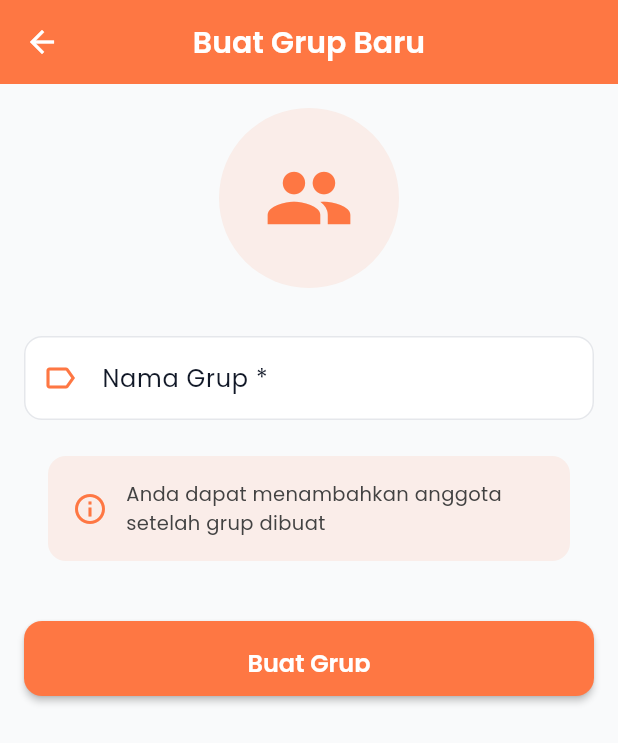
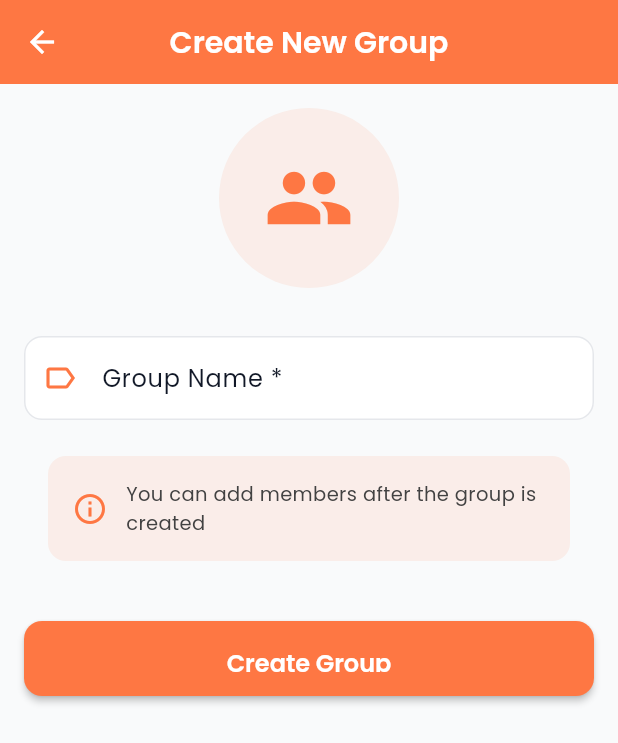
Before and after one commit to Ikrar06/MyFriends-app, a Flutter app: the AddGroupScreen screen opened by its route, on a phone screen of 412 x 824 dp. Shown: the top 743 px of the screen. Run offline on Flutter 3.47's test engine with Material 3 defaults, Android fonts, the phone set to English and light mode, and no system bars; our stand-ins replace cached_network_image, cloud_firestore, csv, firebase_auth, firebase_core, firebase_messaging and 6 more; accounts and stored records are empty.

Commit message:
fix many problem

```diff
--- a/lib/screens/group/add_group_screen.dart
+++ b/lib/screens/group/add_group_screen.dart
@@ -16,12 +16,12 @@ class AddGroupScreen extends StatefulWidget {
 
 class _AddGroupScreenState extends State<AddGroupScreen> {
   final _formKey = GlobalKey<FormState>();
-  final _namaController = TextEditingController();
+  final _nameController = TextEditingController();
   bool _isLoading = false;
 
   @override
   void dispose() {
-    _namaController.dispose();
+    _nameController.dispose();
     super.dispose();
   }
 
@@ -38,7 +38,7 @@ class _AddGroupScreenState extends State<AddGroupScreen> {
       final groupProvider = Provider.of<GroupProvider>(context, listen: false);
 
       final group = Group(
-        nama: _namaController.text.trim(),
+        nama: _nameController.text.trim(),
         colorHex: '#FE7743', // Default orange color
         contactIds: [], // Empty initially
         userId: '', // Will be set by service
@@ -53,7 +53,7 @@ class _AddGroupScreenState extends State<AddGroupScreen> {
       // Show success message
       ScaffoldMessenger.of(context).showSnackBar(
         const SnackBar(
-          content: Text('Grup berhasil dibuat'),
+          content: Text('Group created successfully'),
           backgroundColor: Colors.green,
         ),
       );
@@ -70,7 +70,7 @@ class _AddGroupScreenState extends State<AddGroupScreen> {
       // Show error message
       ScaffoldMessenger.of(context).showSnackBar(
         SnackBar(
-          content: Text('Gagal membuat grup: $e'),
+          content: Text('Failed to create group: $e'),
           backgroundColor: Colors.red,
         ),
       );
@@ -83,7 +83,7 @@ class _AddGroupScreenState extends State<AddGroupScreen> {
       appBar: AppBar(
         backgroundColor: const Color(0xFFFE7743),
         title: const Text(
-          'Buat Grup Baru',
+          'Create New Group',
           style: TextStyle(
             fontFamily: 'Poppins',
             fontWeight: FontWeight.w600,
@@ -115,13 +115,13 @@ class _AddGroupScreenState extends State<AddGroupScreen> {
             ),
             const SizedBox(height: 32),
 
-            // Nama Grup Field
+            // Group Name Field
             TextFormField(
-              controller: _namaController,
+              controller: _nameController,
               decoration: InputDecoration(
-                labelText: 'Nama Grup *',
+                labelText: 'Group Name *',
                 labelStyle: const TextStyle(fontFamily: 'Poppins'),
-                hintText: 'Masukkan nama grup',
+                hintText: 'Enter group name',
                 prefixIcon: const Icon(Icons.label_outline, color: Color(0xFFFE7743)),
                 border: OutlineInputBorder(
                   borderRadius: BorderRadius.circular(12),
@@ -133,10 +133,10 @@ class _AddGroupScreenState extends State<AddGroupScreen> {
               ),
               validator: (value) {
                 if (value == null || value.trim().isEmpty) {
-                  return 'Nama grup tidak boleh kosong';
+                  return 'Group name cannot be empty';
                 }
                 if (value.trim().length > 50) {
-                  return 'Nama grup maksimal 50 karakter';
+                  return 'Group name maximum 50 characters';
                 }
                 return null;
               },
@@ -162,7 +162,7 @@ class _AddGroupScreenState extends State<AddGroupScreen> {
                     const SizedBox(width: 12),
                     Expanded(
                       child: Text(
-                        'Anda dapat menambahkan anggota setelah grup dibuat',
+                        'You can add members after the group is created',
                         style: TextStyle(
                           fontFamily: 'Poppins',
                           fontSize: 13,
@@ -198,7 +198,7 @@ class _AddGroupScreenState extends State<AddGroupScreen> {
                         ),
                       )
                     : const Text(
-                        'Buat Grup',
+                        'Create Group',
                         style: TextStyle(
                           fontFamily: 'Poppins',
                           fontSize: 16,
--- a/lib/screens/group/edit_group_screen.dart
+++ b/lib/screens/group/edit_group_screen.dart
@@ -21,18 +21,18 @@ class EditGroupScreen extends StatefulWidget {
 
 class _EditGroupScreenState extends State<EditGroupScreen> {
   final _formKey = GlobalKey<FormState>();
-  late TextEditingController _namaController;
+  late TextEditingController _nameController;
   bool _isLoading = false;
 
   @override
   void initState() {
     super.initState();
-    _namaController = TextEditingController(text: widget.group.nama);
+    _nameController = TextEditingController(text: widget.group.nama);
   }
 
   @override
   void dispose() {
-    _namaController.dispose();
+    _nameController.dispose();
     super.dispose();
   }
 
@@ -49,7 +49,7 @@ class _EditGroupScreenState extends State<EditGroupScreen> {
       final groupProvider = Provider.of<GroupProvider>(context, listen: false);
 
       final updatedGroup = widget.group.copyWith(
-        nama: _namaController.text.trim(),
+        nama: _nameController.text.trim(),
         updatedAt: DateTime.now(),
       );
 
@@ -60,7 +60,7 @@ class _EditGroupScreenState extends State<EditGroupScreen> {
       // Show success message
       ScaffoldMessenger.of(context).showSnackBar(
         const SnackBar(
-          content: Text('Grup berhasil diperbarui'),
+          content: Text('Group updated successfully'),
           backgroundColor: Colors.green,
         ),
       );
@@ -77,7 +77,7 @@ class _EditGroupScreenState extends State<EditGroupScreen> {
       // Show error message
       ScaffoldMessenger.of(context).showSnackBar(
         SnackBar(
-          content: Text('Gagal memperbarui grup: $e'),
+          content: Text('Failed to update group: $e'),
           backgroundColor: Colors.red,
         ),
       );
@@ -90,18 +90,18 @@ class _EditGroupScreenState extends State<EditGroupScreen> {
       builder: (BuildContext context) {
         return AlertDialog(
           title: const Text(
-            'Hapus Grup',
+            'Delete Group',
             style: TextStyle(fontFamily: 'Poppins'),
           ),
           content: Text(
-            'Apakah Anda yakin ingin menghapus grup "${widget.group.nama}"?',
+            'Are you sure you want to delete the group "${widget.group.nama}"?',
             style: const TextStyle(fontFamily: 'Poppins'),
           ),
           actions: [
             TextButton(
               onPressed: () => Navigator.pop(context),
               child: const Text(
-                'Batal',
+                'Cancel',
                 style: TextStyle(fontFamily: 'Poppins', color: Colors.grey),
               ),
             ),
@@ -111,7 +111,7 @@ class _EditGroupScreenState extends State<EditGroupScreen> {
                 _deleteGroup();
               },
               child: const Text(
-                'Hapus',
+                'Delete',
                 style: TextStyle(fontFamily: 'Poppins', color: Colors.red),
               ),
             ),
@@ -135,7 +135,7 @@ class _EditGroupScreenState extends State<EditGroupScreen> {
       // Show success message
       ScaffoldMessenger.of(context).showSnackBar(
         const SnackBar(
-          content: Text('Grup berhasil dihapus'),
+          content: Text('Group deleted successfully'),
           backgroundColor: Colors.green,
         ),
       );
@@ -153,7 +153,7 @@ class _EditGroupScreenState extends State<EditGroupScreen> {
       // Show error message
       ScaffoldMessenger.of(context).showSnackBar(
         SnackBar(
-          content: Text('Gagal menghapus grup: $e'),
+          content: Text('Failed to delete group: $e'),
           backgroundColor: Colors.red,
         ),
       );
@@ -166,7 +166,7 @@ class _EditGroupScreenState extends State<EditGroupScreen> {
       appBar: AppBar(
         backgroundColor: const Color(0xFFFE7743),
         title: const Text(
-          'Edit Grup',
+          'Edit Group',
           style: TextStyle(
             fontFamily: 'Poppins',
             fontWeight: FontWeight.w600,
@@ -204,13 +204,13 @@ class _EditGroupScreenState extends State<EditGroupScreen> {
             ),
             const SizedBox(height: 32),
 
-            // Nama Grup Field
+            // Group Name Field
             TextFormField(
-              controller: _namaController,
+              controller: _nameController,
               decoration: InputDecoration(
-                labelText: 'Nama Grup *',
+                labelText: 'Group Name *',
                 labelStyle: const TextStyle(fontFamily: 'Poppins'),
-                hintText: 'Masukkan nama grup',
+                hintText: 'Enter group name',
                 prefixIcon: const Icon(Icons.label_outline, color: Color(0xFFFE7743)),
                 border: OutlineInputBorder(
                   borderRadius: BorderRadius.circular(12),
@@ -222,10 +222,10 @@ class _EditGroupScreenState extends State<EditGroupScreen> {
               ),
               validator: (value) {
                 if (value == null || value.trim().isEmpty) {
-                  return 'Nama grup tidak boleh kosong';
+                  return 'Group name cannot be empty';
                 }
                 if (value.trim().length > 50) {
-                  return 'Nama grup maksimal 50 karakter';
+                  return 'Group name maximum 50 characters';
                 }
                 return null;
               },
@@ -254,7 +254,7 @@ class _EditGroupScreenState extends State<EditGroupScreen> {
                         ),
                         const SizedBox(width: 8),
                         Text(
-                          'Informasi Grup',
+                          'Group Information',
                           style: TextStyle(
                             fontFamily: 'Poppins',
                             fontWeight: FontWeight.w600,
@@ -264,8 +264,8 @@ class _EditGroupScreenState extends State<EditGroupScreen> {
                       ],
                     ),
                     const SizedBox(height: 12),
-                    _buildInfoRow('Anggota', '${widget.group.contactIds.length} kontak'),
-                    _buildInfoRow('Dibuat', _formatDate(widget.group.createdAt)),
+                    _buildInfoRow('Members', '${widget.group.contactIds.length} contacts'),
+                    _buildInfoRow('Created', _formatDate(widget.group.createdAt)),
                   ],
                 ),
               ),
@@ -294,7 +294,7 @@ class _EditGroupScreenState extends State<EditGroupScreen> {
                         ),
                       )
                     : const Text(
-                        'Simpan Perubahan',
+                        'Save Changes',
                         style: TextStyle(
                           fontFamily: 'Poppins',
                           fontSize: 16,
@@ -339,8 +339,8 @@ class _EditGroupScreenState extends State<EditGroupScreen> {
 
   String _formatDate(DateTime date) {
     final months = [
-      'Jan', 'Feb', 'Mar', 'Apr', 'Mei', 'Jun',
-      'Jul', 'Agu', 'Sep', 'Okt', 'Nov', 'Des'
+      'Jan', 'Feb', 'Mar', 'Apr', 'May', 'Jun',
+      'Jul', 'Aug', 'Sep', 'Oct', 'Nov', 'Dec'
     ];
     return '${date.day} ${months[date.month - 1]} ${date.year}';
   }
--- a/lib/screens/group/group_detail_screen.dart
+++ b/lib/screens/group/group_detail_screen.dart
@@ -66,25 +66,25 @@ class _GroupDetailScreenState extends State<GroupDetailScreen> {
       context: context,
       builder: (context) => AlertDialog(
         title: const Text(
-          'Hapus Anggota',
+          'Remove Member',
           style: TextStyle(fontFamily: 'Poppins'),
         ),
         content: Text(
-          'Hapus ${contact.nama} dari grup ini?',
+          'Remove ${contact.nama} from this group?',
           style: const TextStyle(fontFamily: 'Poppins'),
         ),
         actions: [
           TextButton(
             onPressed: () => Navigator.pop(context, false),
             child: const Text(
-              'Batal',
+              'Cancel',
               style: TextStyle(fontFamily: 'Poppins', color: Colors.grey),
             ),
           ),
           TextButton(
             onPressed: () => Navigator.pop(context, true),
             child: const Text(
-              'Hapus',
+              'Remove',
               style: TextStyle(fontFamily: 'Poppins', color: Colors.red),
             ),
           ),
@@ -100,7 +100,7 @@ class _GroupDetailScreenState extends State<GroupDetailScreen> {
 
         ScaffoldMessenger.of(context).showSnackBar(
           const SnackBar(
-            content: Text('Anggota berhasil dihapus'),
+            content: Text('Member removed successfully'),
             backgroundColor: Colors.green,
           ),
         );
@@ -109,7 +109,7 @@ class _GroupDetailScreenState extends State<GroupDetailScreen> {
 
         ScaffoldMessenger.of(context).showSnackBar(
           SnackBar(
-            content: Text('Gagal menghapus anggota: $e'),
+            content: Text('Failed to remove member: $e'),
             backgroundColor: Colors.red,
           ),
         );
@@ -225,7 +225,7 @@ class _GroupDetailScreenState extends State<GroupDetailScreen> {
                               ),
                               const SizedBox(width: 8),
                               Text(
-                                'Anggota (${contacts.length})',
+                                'Members (${contacts.length})',
                                 style: const TextStyle(
                                   fontFamily: 'Poppins',
                                   fontSize: 18,
@@ -242,7 +242,7 @@ class _GroupDetailScreenState extends State<GroupDetailScreen> {
                               color: Color(0xFFFE7743),
                             ),
                             label: const Text(
-                              'Tambah',
+                              'Add',
                               style: TextStyle(
                                 fontFamily: 'Poppins',
                                 color: Color(0xFFFE7743),
@@ -266,7 +266,7 @@ class _GroupDetailScreenState extends State<GroupDetailScreen> {
                               ),
                               const SizedBox(height: 16),
                               const Text(
-                                'Belum ada anggota',
+                                'No members yet',
                                 style: TextStyle(
                                   fontFamily: 'Poppins',
                                   color: Colors.grey,
@@ -352,7 +352,7 @@ class _GroupDetailScreenState extends State<GroupDetailScreen> {
                                     color: Colors.red,
                                   ),
                                   onPressed: () => _removeContact(contact),
-                                  tooltip: 'Hapus dari grup',
+                                  tooltip: 'Remove from group',
                                 ),
                                 onTap: () => _navigateToContactDetail(contact),
                               ),
@@ -400,7 +400,7 @@ class _AddContactBottomSheetState extends State<_AddContactBottomSheet> {
 
       ScaffoldMessenger.of(context).showSnackBar(
         SnackBar(
-          content: Text('${contact.nama} ditambahkan ke grup'),
+          content: Text('${contact.nama} added to group'),
           backgroundColor: Colors.green,
         ),
       );
@@ -411,7 +411,7 @@ class _AddContactBottomSheetState extends State<_AddContactBottomSheet> {
 
       ScaffoldMessenger.of(context).showSnackBar(
         SnackBar(
-          content: Text('Gagal menambahkan: $e'),
+          content: Text('Failed to add: $e'),
           backgroundColor: Colors.red,
         ),
       );
@@ -446,7 +446,7 @@ class _AddContactBottomSheetState extends State<_AddContactBottomSheet> {
               mainAxisAlignment: MainAxisAlignment.spaceBetween,
               children: [
                 const Text(
-                  'Tambah Anggota',
+                  'Add Member',
                   style: TextStyle(
                     fontFamily: 'Poppins',
                     fontSize: 18,
@@ -467,7 +467,7 @@ class _AddContactBottomSheetState extends State<_AddContactBottomSheet> {
             child: TextField(
               controller: _searchController,
               decoration: InputDecoration(
-                hintText: 'Cari kontak...',
+                hintText: 'Search contacts...',
                 hintStyle: const TextStyle(fontFamily: 'Poppins'),
                 prefixIcon: const Icon(Icons.search, color: Color(0xFFFE7743)),
                 border: OutlineInputBorder(
@@ -515,8 +515,8 @@ class _AddContactBottomSheetState extends State<_AddContactBottomSheet> {
                         const SizedBox(height: 16),
                         Text(
                           _searchQuery.isEmpty
-                              ? 'Semua kontak sudah ada di grup'
-                              : 'Kontak tidak ditemukan',
+                              ? 'All contacts are already in the group'
+                              : 'Contact not found',
                           style: const TextStyle(
                             fontFamily: 'Poppins',
                             color: Colors.grey,
--- a/lib/screens/onboarding/onboarding_screen.dart
+++ b/lib/screens/onboarding/onboarding_screen.dart
@@ -340,7 +340,7 @@ class _OnboardingScreenState extends State<OnboardingScreen> {
               crossAxisAlignment: CrossAxisAlignment.start,
               children: [
                 const Text(
-                  'Set Your SOS Contacts',
+                  'Set Your SOS\nContacts',
                   style: TextStyle(
                     fontSize: 44,
                     fontWeight: FontWeight.bold,
--- a/lib/screens/sos/sos_list_screen.dart
+++ b/lib/screens/sos/sos_list_screen.dart
@@ -113,7 +113,7 @@ class SOSListScreen extends StatelessWidget {
           ),
           const SizedBox(height: 24),
           Text(
-            'Tidak Ada Pesan SOS',
+            'No SOS Messages',
             style: TextStyle(
               fontFamily: 'Poppins',
               fontSize: 20,
@@ -123,7 +123,7 @@ class SOSListScreen extends StatelessWidget {
           ),
           const SizedBox(height: 8),
           Text(
-            'Anda akan melihat pesan SOS dari\nkontak darurat Anda di sini',
+            'You will see SOS messages from\nyour emergency contacts here',
             textAlign: TextAlign.center,
             style: TextStyle(
               fontFamily: 'Poppins',
@@ -137,7 +137,7 @@ class SOSListScreen extends StatelessWidget {
   }
 
   Widget _buildSOSCard(BuildContext context, SOSMessage sosMessage) {
-    final dateFormat = DateFormat('dd MMM yyyy, HH:mm', 'id_ID');
+    final dateFormat = DateFormat('dd MMM yyyy, HH:mm', 'en_US');
     final isActive = sosMessage.isActive;
 
     return GestureDetector(
--- a/lib/services/export_service.dart
+++ b/lib/services/export_service.dart
@@ -1,44 +1,44 @@
 import 'dart:io';
-import 'package:flutter/foundation.dart'; // Untuk kDebugMode
+import 'package:flutter/foundation.dart'; // For kDebugMode
 import 'package:csv/csv.dart';
 import 'package:path_provider/path_provider.dart';
 import 'package:share_plus/share_plus.dart' as share_plus;
 import 'package:myfriends_app/models/contact_model.dart';
 
 class ExportService {
-  /// Mengekspor daftar kontak ke file CSV.
-  /// Mengembalikan path file yang dibuat.
+  /// Export contact list to CSV file.
+  /// Returns the path of the created file.
   Future<String> exportContactsToCSV(List<Contact> contacts) async {
     try {
-      // 1. Membuat data CSV
-      // Menambahkan header
+      // 1. Create CSV data
+      // Add header
       List<List<dynamic>> rows = [
-        ["Nama", "Nomor", "Email", "Favorit"] // Header
+        ["Name", "Phone", "Email", "Favorite"] // Header
       ];
 
-      // Menambahkan data kontak
+      // Add contact data
       for (var contact in contacts) {
         rows.add([
           contact.nama,
           contact.nomor,
           contact.email,
-          contact.isEmergency ? "Ya" : "Tidak" // Format boolean
+          contact.isEmergency ? "Yes" : "No" // Format boolean
         ]);
       }
 
-      // 2. Mengonversi data list menjadi string CSV
+      // 2. Convert data list to CSV string
       String csvString = const ListToCsvConverter().convert(rows);
 
-      // 3. Mendapatkan direktori untuk menyimpan file
+      // 3. Get directory to save file
       final directory = await getApplicationDocumentsDirectory();
       final path = directory.path;
 
-      // 4. Membuat nama file unik
+      // 4. Create unique filename
       final timestamp = DateTime.now().toIso8601String().replaceAll(':', '-');
       final fileName = 'contacts_export_$timestamp.csv';
       final filePath = '$path/$fileName';
 
-      // 5. Menulis string CSV ke file
+      // 5. Write CSV string to file
       final file = File(filePath);
       await file.writeAsString(csvString);
 
@@ -46,30 +46,30 @@ class ExportService {
         print('✅ CSV file created at: $filePath');
       }
 
-      // 6. Mengembalikan path file
+      // 6. Return file path
       return filePath;
     } catch (e) {
       if (kDebugMode) {
         print('❌ Error exporting to CSV: $e');
       }
-      throw Exception('Gagal mengekspor data: $e');
+      throw Exception('Failed to export data: $e');
     }
   }
 
-  /// Membagikan file CSV menggunakan share dialog sistem
+  /// Share CSV file using system share dialog
   Future<void> shareCSVFile(String filePath) async {
     try {
-      // 1. Cek apakah file ada
+      // 1. Check if file exists
       final file = File(filePath);
       if (!await file.exists()) {
-        throw Exception('File tidak ditemukan');
+        throw Exception('File not found');
       }
 
-      // 2. Membagikan file menggunakan SharePlus.instance.share()
+      // 2. Share file using SharePlus.instance.share()
       final result = await share_plus.SharePlus.instance.share(
         share_plus.ShareParams(
           files: [share_plus.XFile(filePath)],
-          text: 'Ini adalah data kontak MyFriends Anda',
+          text: 'This is your MyFriends contact data',
         ),
       );
 
@@ -80,7 +80,7 @@ class ExportService {
       if (kDebugMode) {
         print('❌ Error sharing file: $e');
       }
-      throw Exception('Gagal membagikan file: $e');
+      throw Exception('Failed to share file: $e');
     }
   }
 }
```
Also changed, not shown: lib/core/utils/validators.dart (+15 -15 lines), lib/providers/auth_provider.dart (+22 -22 lines), lib/providers/sos_provider.dart (+5 -5 lines), lib/screens/contact/edit_contact_screen.dart (+41 -41 lines), lib/screens/home/home_screen.dart (+17 -65 lines), lib/screens/sos/sos_detail_screen.dart (+8 -8 lines), lib/screens/splash/splash_screen.dart (+11 -11 lines), lib/services/auth_service.dart (+34 -34 lines), lib/services/contact_service.dart (+34 -34 lines), lib/services/location_service.dart (+6 -6 lines), pubspec.yaml (+20 -20 lines).
